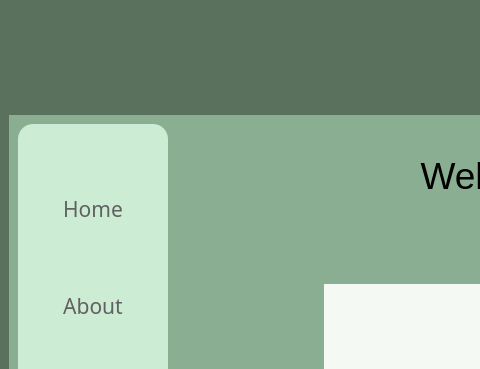
The window that home_window.ui (srishtiigautam/restorehealth) describes before a commit, drawn with Qt 5; both pictures show x 0 to 480 and y 0 to 369 of the 1112 by 817 pixel window.
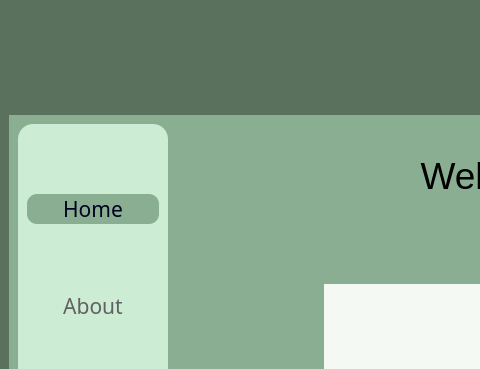
The same window after the commit. Icons and pictures are not drawn.

The edit to the form file:
```diff
--- a/home_window.ui
+++ b/home_window.ui
@@ -235,14 +235,9 @@
             </property>
             <property name="styleSheet">
              <string notr="true">QPushButton{
-color: rgb(97, 97, 97);
-border-radius:10px;
-}
-
-QPushButton:hover{
-background-color: rgb(220, 255, 228);
-	/*color: rgb(255, 255, 255);*/
-	font: 700 16pt &quot;Constantia&quot;;
+	color: rgb(0, 0, 32);
+	border-radius:10px;
+	background-color: rgb(138, 174, 146);
 }
 
 
```
Left out of the diff: 36 changed lines with no effect on the pictures.
